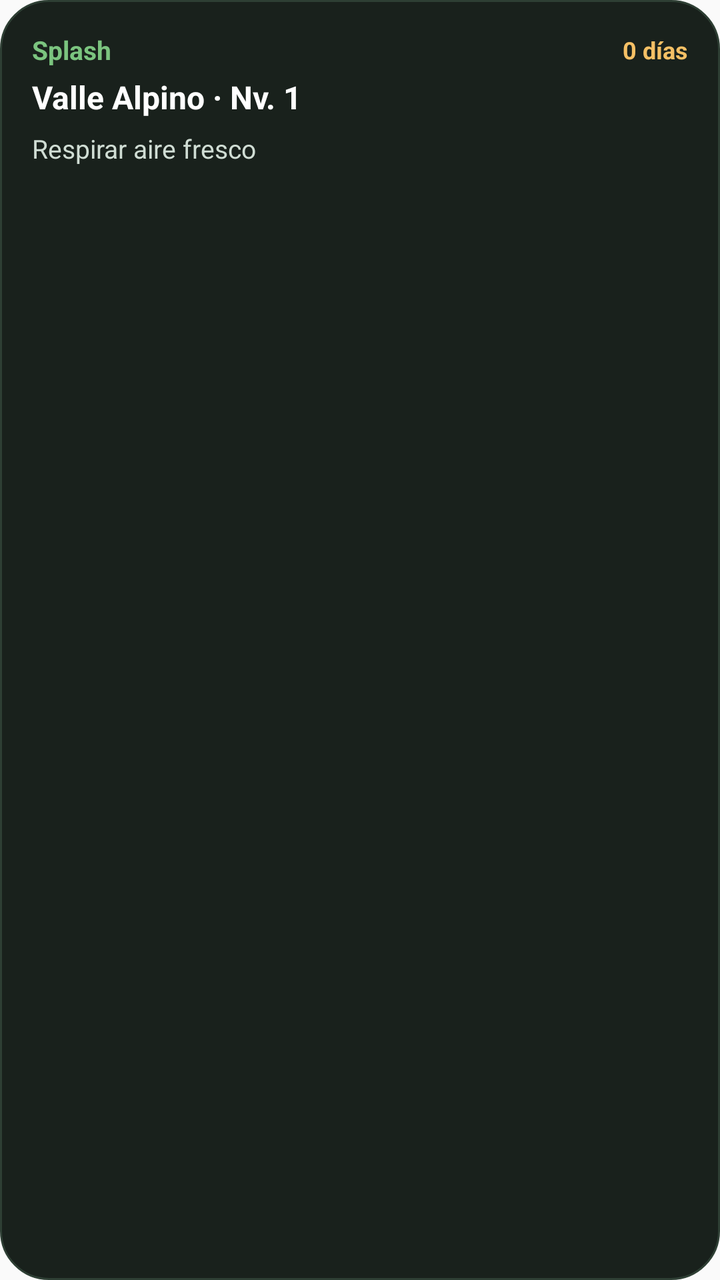
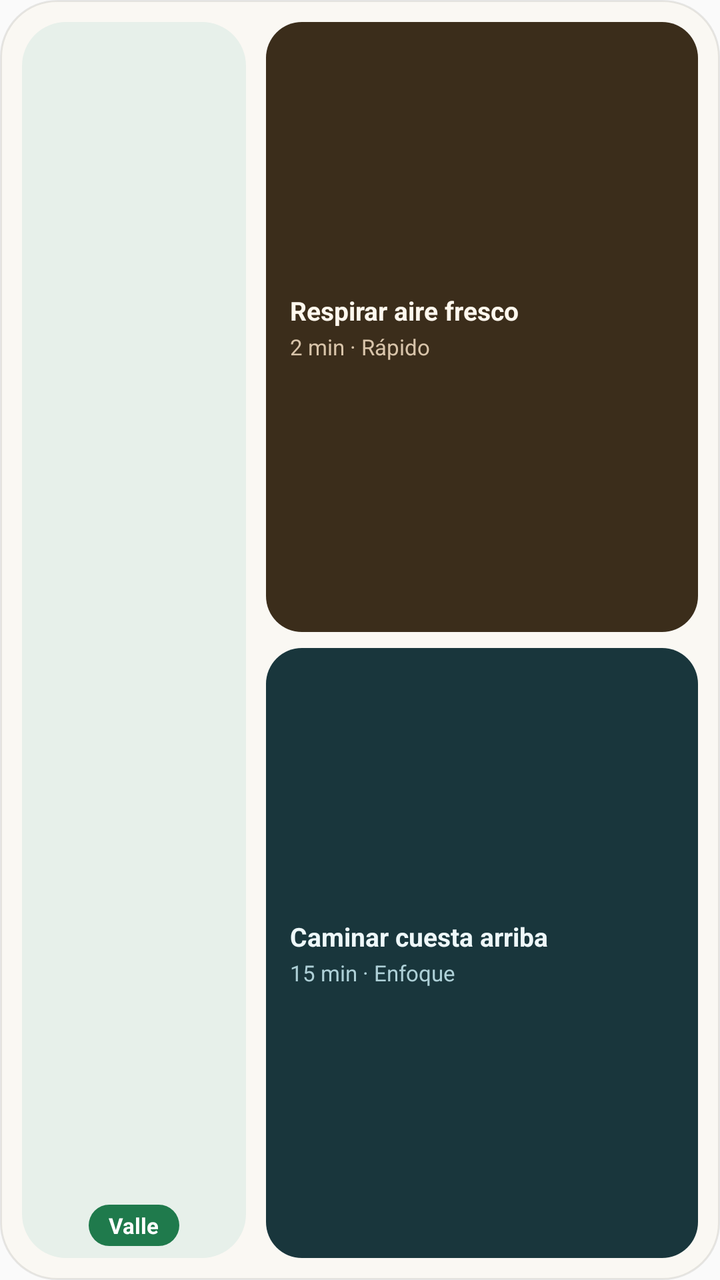

Compare the two renders of this Android layout. The source of the first and the diff that turns it into the second are given below.
<!-- AndroidManifest.xml: application theme AppTheme -->
<!-- res/layout/widget_splash.xml -->
<?xml version="1.0" encoding="utf-8"?>
<LinearLayout xmlns:android="http://schemas.android.com/apk/res/android"
    android:id="@+id/widget_root"
    android:layout_width="match_parent"
    android:layout_height="match_parent"
    android:background="@drawable/widget_splash_bg"
    android:orientation="vertical"
    android:padding="16dp">

    <LinearLayout
        android:layout_width="match_parent"
        android:layout_height="wrap_content"
        android:gravity="center_vertical"
        android:orientation="horizontal">

        <TextView
            android:id="@+id/widget_brand"
            android:layout_width="0dp"
            android:layout_height="wrap_content"
            android:layout_weight="1"
            android:text="Splash"
            android:textColor="#7BC47F"
            android:textSize="13sp"
            android:textStyle="bold" />

        <TextView
            android:id="@+id/widget_streak"
            android:layout_width="wrap_content"
            android:layout_height="wrap_content"
            android:text="0 días"
            android:textColor="#F5C065"
            android:textSize="12sp"
            android:textStyle="bold" />
    </LinearLayout>

    <TextView
        android:id="@+id/widget_biome_title"
        android:layout_width="match_parent"
        android:layout_height="wrap_content"
        android:layout_marginTop="4dp"
        android:ellipsize="end"
        android:maxLines="1"
        android:text="Valle Alpino · Nv. 1"
        android:textColor="#FFFFFF"
        android:textSize="16sp"
        android:textStyle="bold" />

    <TextView
        android:id="@+id/widget_goal_text"
        android:layout_width="match_parent"
        android:layout_height="wrap_content"
        android:layout_marginTop="6dp"
        android:ellipsize="end"
        android:maxLines="2"
        android:text="Respirar aire fresco"
        android:textColor="#D0DDD4"
        android:textSize="13sp" />
</LinearLayout>
<!-- resources referenced by this layout -->
<resources>
  <!-- drawable widget_splash_bg (drawable) -->
  <?xml version="1.0" encoding="utf-8"?>
  <shape xmlns:android="http://schemas.android.com/apk/res/android"
      android:shape="rectangle">
      <solid android:color="#19211C" />
      <corners android:radius="24dp" />
      <stroke
          android:width="1dp"
          android:color="#2E3F34" />
  </shape>
  <style name="AppTheme" parent="Theme.AppCompat.Light.DarkActionBar">
          
          <item name="colorPrimary">@color/colorPrimary</item>
          <item name="colorPrimaryDark">@color/colorPrimaryDark</item>
          <item name="colorAccent">@color/colorAccent</item>
      </style>
</resources>

<!-- the commit's change to res/layout/widget_splash.xml (unified diff, before → after) -->
@@ -3,56 +3,127 @@
     android:id="@+id/widget_root"
     android:layout_width="match_parent"
     android:layout_height="match_parent"
-    android:background="@drawable/widget_splash_bg"
-    android:orientation="vertical"
-    android:padding="16dp">
+    android:background="@drawable/widget_card_light"
+    android:baselineAligned="false"
+    android:gravity="center_vertical"
+    android:orientation="horizontal"
+    android:padding="11dp">
 
     <LinearLayout
-        android:layout_width="match_parent"
-        android:layout_height="wrap_content"
-        android:gravity="center_vertical"
-        android:orientation="horizontal">
+        android:id="@+id/widget_diorama_box"
+        android:layout_width="112dp"
+        android:layout_height="match_parent"
+        android:background="@drawable/widget_diorama_light"
+        android:gravity="center"
+        android:orientation="vertical"
+        android:padding="6dp">
+
+        <ImageView
+            android:id="@+id/widget_biome_img"
+            android:layout_width="88dp"
+            android:layout_height="0dp"
+            android:layout_weight="1"
+            android:contentDescription="Splash Bioma"
+            android:scaleType="fitCenter"
+            android:src="@mipmap/ic_launcher" />
 
         <TextView
-            android:id="@+id/widget_brand"
-            android:layout_width="0dp"
-            android:layout_height="wrap_content"
-            android:layout_weight="1"
-            android:text="Splash"
-            android:textColor="#7BC47F"
-            android:textSize="13sp"
-            android:textStyle="bold" />
-
-        <TextView
-            android:id="@+id/widget_streak"
+            android:id="@+id/widget_biome_chip"
             android:layout_width="wrap_content"
             android:layout_height="wrap_content"
-            android:text="0 días"
-            android:textColor="#F5C065"
-            android:textSize="12sp"
+            android:layout_marginTop="4dp"
+            android:background="@drawable/widget_pill_green"
+            android:ellipsize="end"
+            android:maxLines="1"
+            android:paddingLeft="10dp"
+            android:paddingTop="3dp"
+            android:paddingRight="10dp"
+            android:paddingBottom="3dp"
+            android:text="Valle"
+            android:textColor="#FFFFFF"
+            android:textSize="11sp"
             android:textStyle="bold" />
     </LinearLayout>
 
-    <TextView
-        android:id="@+id/widget_biome_title"
-        android:layout_width="match_parent"
-        android:layout_height="wrap_content"
-        android:layout_marginTop="4dp"
-        android:ellipsize="end"
-        android:maxLines="1"
-        android:text="Valle Alpino · Nv. 1"
-        android:textColor="#FFFFFF"
-        android:textSize="16sp"
-        android:textStyle="bold" />
+    <LinearLayout
+        android:layout_width="0dp"
+        android:layout_height="match_parent"
+        android:layout_marginStart="10dp"
+        android:layout_weight="1"
+        android:gravity="center_vertical"
+        android:orientation="vertical">
 
-    <TextView
-        android:id="@+id/widget_goal_text"
-        android:layout_width="match_parent"
-        android:layout_height="wrap_content"
-        android:layout_marginTop="6dp"
-        android:ellipsize="end"
-        android:maxLines="2"
-        android:text="Respirar aire fresco"
-        android:textColor="#D0DDD4"
-        android:textSize="13sp" />
+        <LinearLayout
+            android:id="@+id/widget_tile_rapido"
+            android:layout_width="match_parent"
+            android:layout_height="0dp"
+            android:layout_weight="1"
+            android:background="@drawable/widget_goal_rapido_light"
+            android:gravity="center_vertical"
+            android:orientation="vertical"
+            android:paddingLeft="12dp"
+            android:paddingTop="6dp"
+            android:paddingRight="12dp"
+            android:paddingBottom="6dp">
+
+            <TextView
+                android:id="@+id/widget_goal_2m_title"
+                android:layout_width="match_parent"
+                android:layout_height="wrap_content"
+                android:ellipsize="end"
+                android:maxLines="1"
+                android:text="Respirar aire fresco"
+                android:textColor="#FFF8EE"
+                android:textSize="13sp"
+                android:textStyle="bold" />
+
+            <TextView
+                android:id="@+id/widget_goal_2m_sub"
+                android:layout_width="match_parent"
+                android:layout_height="wrap_content"
+                android:layout_marginTop="2dp"
+                android:ellipsize="end"
+                android:maxLines="1"
+                android:text="2 min · Rápido"
+                android:textColor="#D8C4AA"
+                android:textSize="11sp" />
+        </LinearLayout>
+
+        <LinearLayout
+            android:id="@+id/widget_tile_medio"
+            android:layout_width="match_parent"
+            android:layout_height="0dp"
+            android:layout_marginTop="8dp"
+            android:layout_weight="1"
+            android:background="@drawable/widget_goal_medio_light"
+            android:gravity="center_vertical"
+            android:orientation="vertical"
+            android:paddingLeft="12dp"
+            android:paddingTop="6dp"
+            android:paddingRight="12dp"
+            android:paddingBottom="6dp">
+
+            <TextView
+                android:id="@+id/widget_goal_15m_title"
+                android:layout_width="match_parent"
+                android:layout_height="wrap_content"
+                android:ellipsize="end"
+                android:maxLines="1"
+                android:text="Caminar cuesta arriba"
+                android:textColor="#EEF8FA"
+                android:textSize="13sp"
+                android:textStyle="bold" />
+
+            <TextView
+                android:id="@+id/widget_goal_15m_sub"
+                android:layout_width="match_parent"
+                android:layout_height="wrap_content"
+                android:layout_marginTop="2dp"
+                android:ellipsize="end"
+                android:maxLines="1"
+                android:text="15 min · Enfoque"
+                android:textColor="#AED0D7"
+                android:textSize="11sp" />
+        </LinearLayout>
+    </LinearLayout>
 </LinearLayout>
<!-- resource entries referenced after the edit -->
@@ -1,20 +1,55 @@
 <!-- resources referenced by this layout -->
 <resources>
-  <!-- drawable widget_splash_bg (drawable) -->
+  <!-- drawable widget_card_light (drawable) -->
   <?xml version="1.0" encoding="utf-8"?>
   <shape xmlns:android="http://schemas.android.com/apk/res/android"
       android:shape="rectangle">
-      <solid android:color="#19211C" />
-      <corners android:radius="24dp" />
+      <solid android:color="#FAF8F3" />
+      <corners android:radius="28dp" />
       <stroke
           android:width="1dp"
-          android:color="#2E3F34" />
+          android:color="#1A282622" />
   </shape>
+  <!-- drawable widget_diorama_light (drawable) -->
+  <?xml version="1.0" encoding="utf-8"?>
+  <shape xmlns:android="http://schemas.android.com/apk/res/android"
+      android:shape="rectangle">
+      <solid android:color="#E7F0EA" />
+      <corners android:radius="22dp" />
+  </shape>
+  <!-- drawable widget_goal_medio_light (drawable) -->
+  <?xml version="1.0" encoding="utf-8"?>
+  <shape xmlns:android="http://schemas.android.com/apk/res/android"
+      android:shape="rectangle">
+      <solid android:color="#19363C" />
+      <corners android:radius="18dp" />
+  </shape>
+  <!-- drawable widget_goal_rapido_light (drawable) -->
+  <?xml version="1.0" encoding="utf-8"?>
+  <shape xmlns:android="http://schemas.android.com/apk/res/android"
+      android:shape="rectangle">
+      <solid android:color="#3B2D1B" />
+      <corners android:radius="18dp" />
+  </shape>
+  <!-- drawable widget_pill_green (drawable) -->
+  <?xml version="1.0" encoding="utf-8"?>
+  <shape xmlns:android="http://schemas.android.com/apk/res/android"
+      android:shape="rectangle">
+      <solid android:color="#1F7A4C" />
+      <corners android:radius="999dp" />
+  </shape>
+  <!-- mipmap ic_launcher (mipmap-anydpi-v26) -->
+  <?xml version="1.0" encoding="utf-8"?>
+  <adaptive-icon xmlns:android="http://schemas.android.com/apk/res/android">
+      <background android:drawable="@color/ic_launcher_background"/>
+      <foreground android:drawable="@mipmap/ic_launcher_foreground"/>
+  </adaptive-icon>
   <style name="AppTheme" parent="Theme.AppCompat.Light.DarkActionBar">
           
           <item name="colorPrimary">@color/colorPrimary</item>
           <item name="colorPrimaryDark">@color/colorPrimaryDark</item>
           <item name="colorAccent">@color/colorAccent</item>
       </style>
+  <color name="ic_launcher_background">#FAF8F3</color>
 </resources>
 
